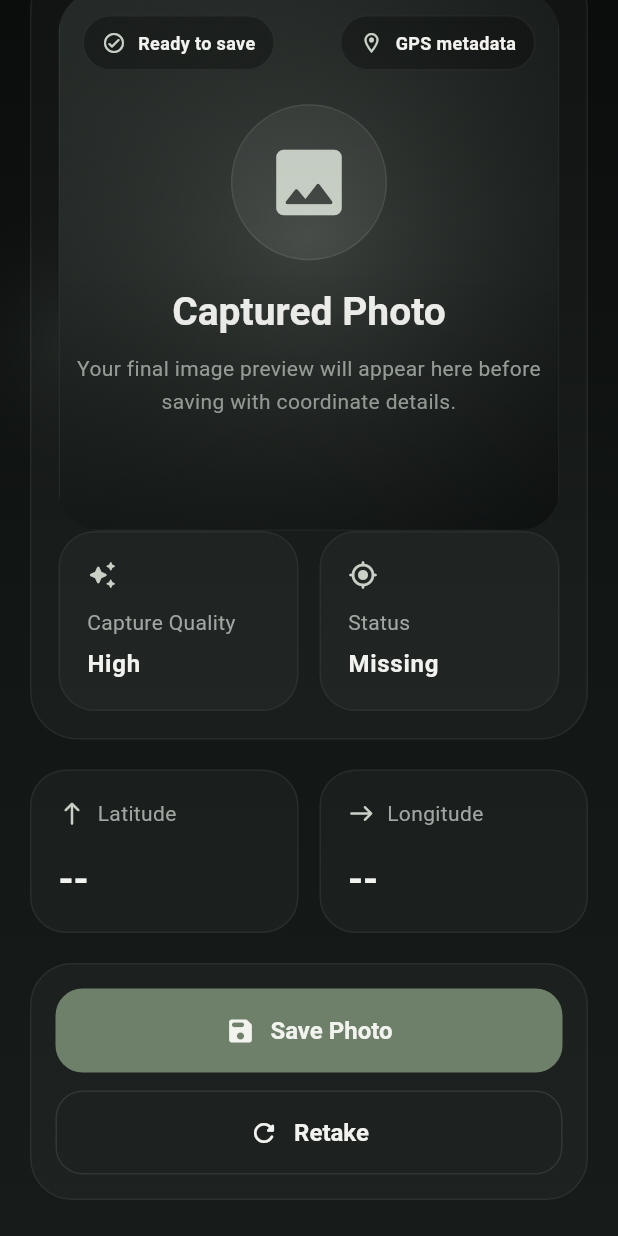
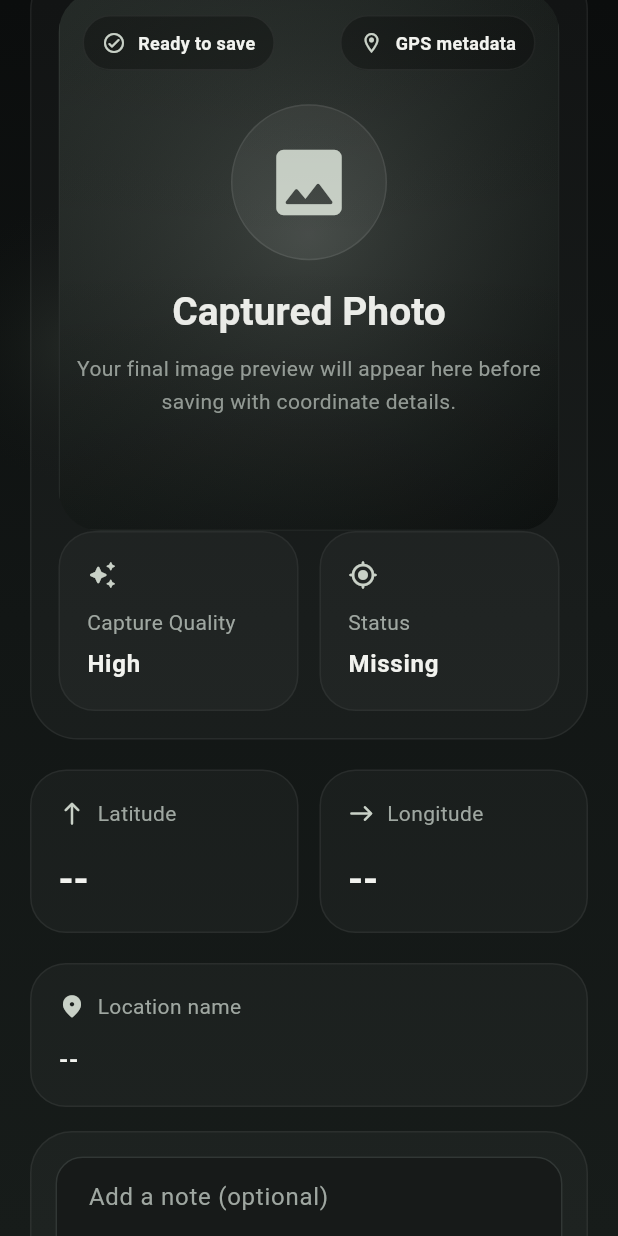
Before and after one commit to Nahid-Hassan1/Geo-Photo-App, a Flutter app: the PreviewScreen screen opened by its route, scrolled down 103 dp, on a phone screen of 412 x 824 dp. Run offline on Flutter 3.47's test engine with Material 3 defaults, Android fonts, the phone set to English and light mode, and no system bars; our stand-ins replace camera, geolocator, shared_preferences; accounts and stored records are empty.

Commit message:
Update gallery storage and cleanup repo

```diff
--- a/lib/models/photo_entry.dart
+++ b/lib/models/photo_entry.dart
@@ -3,24 +3,38 @@ class PhotoEntry {
     required this.imagePath,
     required this.latitude,
     required this.longitude,
+    this.locationName,
+    this.note,
     required this.createdAt,
   });
 
   final String imagePath;
   final double latitude;
   final double longitude;
+  final String? locationName;
+  final String? note;
   final DateTime createdAt;
 
   String get title =>
       'Photo ${createdAt.year}-${createdAt.month.toString().padLeft(2, '0')}-${createdAt.day.toString().padLeft(2, '0')}';
 
-  String get subtitle =>
+  String get coordinatesLabel =>
       'Lat ${latitude.toStringAsFixed(6)}, Lng ${longitude.toStringAsFixed(6)}';
+
+  String get subtitle {
+    final name = locationName?.trim();
+    if (name != null && name.isNotEmpty) {
+      return name;
+    }
+    return coordinatesLabel;
+  }
 
   Map<String, dynamic> toJson() => {
         'imagePath': imagePath,
         'latitude': latitude,
         'longitude': longitude,
+        'locationName': locationName,
+        'note': note,
         'createdAt': createdAt.toIso8601String(),
       };
 
@@ -29,6 +43,8 @@ class PhotoEntry {
       imagePath: json['imagePath'] as String,
       latitude: (json['latitude'] as num).toDouble(),
       longitude: (json['longitude'] as num).toDouble(),
+      locationName: json['locationName'] as String?,
+      note: json['note'] as String?,
       createdAt: DateTime.parse(json['createdAt'] as String),
     );
   }
--- a/lib/screens/gallery/gallery_screen.dart
+++ b/lib/screens/gallery/gallery_screen.dart
@@ -68,7 +68,9 @@ class _GalleryScreenState extends State<GalleryScreen> {
                   title: entry.title,
                   subtitle: entry.subtitle,
                   imagePath: entry.imagePath,
-                  overlayText: entry.subtitle,
+                  overlayText: entry.locationName?.trim().isNotEmpty == true
+                      ? entry.locationName
+                      : entry.coordinatesLabel,
                   onTap: () {
                     Navigator.of(context).pushNamed(
                       PhotoDetailScreen.routeName,
--- a/lib/screens/gallery/photo_detail_screen.dart
+++ b/lib/screens/gallery/photo_detail_screen.dart
@@ -51,6 +51,14 @@ class PhotoDetailScreen extends StatelessWidget {
                         ?.copyWith(fontWeight: FontWeight.w700),
                   ),
                   const SizedBox(height: 10),
+                  if (entry.locationName != null &&
+                      entry.locationName!.trim().isNotEmpty) ...[
+                    Text(
+                      'Location: ${entry.locationName}',
+                      style: Theme.of(context).textTheme.bodyMedium,
+                    ),
+                    const SizedBox(height: 6),
+                  ],
                   Text(
                     'Latitude: ${entry.latitude.toStringAsFixed(6)}',
                     style: Theme.of(context).textTheme.bodyMedium,
@@ -61,6 +69,13 @@ class PhotoDetailScreen extends StatelessWidget {
                     style: Theme.of(context).textTheme.bodyMedium,
                   ),
                   const SizedBox(height: 6),
+                  if (entry.note != null && entry.note!.trim().isNotEmpty) ...[
+                    Text(
+                      'Note: ${entry.note}',
+                      style: Theme.of(context).textTheme.bodyMedium,
+                    ),
+                    const SizedBox(height: 6),
+                  ],
                   Text(
                     'Captured: ${entry.createdAt}',
                     style: Theme.of(context).textTheme.bodySmall,
--- a/lib/screens/preview/preview_screen.dart
+++ b/lib/screens/preview/preview_screen.dart
@@ -5,6 +5,7 @@ import 'package:flutter/material.dart';
 import '../../core/constants/colors.dart';
 import '../../services/api_service.dart';
 import '../../services/local_gallery_service.dart';
+import '../../services/nominatim_service.dart';
 import '../../widgets/primary_button.dart';
 
 class PreviewScreen extends StatefulWidget {
@@ -19,19 +20,65 @@ class PreviewScreen extends StatefulWidget {
 class _PreviewScreenState extends State<PreviewScreen> {
   late final ApiService _apiService;
   late final LocalGalleryService _galleryService;
+  late final NominatimService _nominatimService;
+  late final TextEditingController _noteController;
   bool _isUploading = false;
+  bool _isResolvingLocation = false;
+  bool _hasLoadedArgs = false;
+  String? _locationName;
+  PreviewScreenArgs? _args;
 
   @override
   void initState() {
     super.initState();
     _apiService = ApiService(baseUrl: ApiService.defaultUploadUrl);
     _galleryService = LocalGalleryService();
+    _nominatimService = NominatimService();
+    _noteController = TextEditingController();
+  }
+
+  @override
+  void didChangeDependencies() {
+    super.didChangeDependencies();
+    if (_hasLoadedArgs) {
+      return;
+    }
+
+    _hasLoadedArgs = true;
+    _args = ModalRoute.of(context)?.settings.arguments as PreviewScreenArgs?;
+    _resolveLocationName(_args);
   }
 
   @override
   void dispose() {
     _apiService.dispose();
+    _nominatimService.dispose();
+    _noteController.dispose();
     super.dispose();
+  }
+
+  Future<void> _resolveLocationName(PreviewScreenArgs? args) async {
+    if (args == null || !args.hasCoordinates) {
+      return;
+    }
+
+    setState(() {
+      _isResolvingLocation = true;
+    });
+
+    final name = await _nominatimService.reverseGeocode(
+      latitude: args.latitude!,
+      longitude: args.longitude!,
+    );
+
+    if (!mounted) {
+      return;
+    }
+
+    setState(() {
+      _locationName = name;
+      _isResolvingLocation = false;
+    });
   }
 
   Future<void> _savePhoto(PreviewScreenArgs? args) async {
@@ -45,6 +92,9 @@ class _PreviewScreenState extends State<PreviewScreen> {
       return;
     }
 
+    final note = _noteController.text.trim();
+    final locationName = _locationName?.trim();
+
     setState(() {
       _isUploading = true;
     });
@@ -54,6 +104,8 @@ class _PreviewScreenState extends State<PreviewScreen> {
         sourcePath: args.imagePath,
         latitude: args.latitude!,
         longitude: args.longitude!,
+        locationName: locationName?.isNotEmpty == true ? locationName : null,
+        note: note.isNotEmpty ? note : null,
       );
     } catch (error) {
       if (!mounted) {
@@ -70,6 +122,8 @@ class _PreviewScreenState extends State<PreviewScreen> {
       args.imagePath,
       args.latitude!,
       args.longitude!,
+      locationName?.isNotEmpty == true ? locationName : null,
+      note.isNotEmpty ? note : null,
     );
 
     if (!mounted) {
@@ -103,10 +157,27 @@ class _PreviewScreenState extends State<PreviewScreen> {
       ..showSnackBar(SnackBar(content: Text(message)));
   }
 
+  String _locationLabel(PreviewScreenArgs? args) {
+    if (args == null || !args.hasCoordinates) {
+      return '--';
+    }
+
+    if (_isResolvingLocation) {
+      return 'Resolving location...';
+    }
+
+    final name = _locationName?.trim();
+    if (name != null && name.isNotEmpty) {
+      return name;
+    }
+
+    return 'Location name unavailable';
+  }
+
   @override
   Widget build(BuildContext context) {
-    final args =
-        ModalRoute.of(context)?.settings.arguments as PreviewScreenArgs?;
+    final args = _args ??
+        (ModalRoute.of(context)?.settings.arguments as PreviewScreenArgs?);
 
     return Scaffold(
       body: Stack(
@@ -360,6 +431,33 @@ class _PreviewScreenState extends State<PreviewScreen> {
                               ),
                             ),
                           ],
+                        ),
+                        const SizedBox(height: 20),
+                        _InfoCard(
+                          label: 'Location name',
+                          value: _locationLabel(args),
+                          icon: Icons.place_rounded,
+                        ),
+                        const SizedBox(height: 16),
+                        Container(
+                          padding: const EdgeInsets.all(16),
+                          decoration: BoxDecoration(
+                            borderRadius: BorderRadius.circular(28),
+                            color: Colors.white.withValues(alpha: 0.03),
+                            border: Border.all(
+                              color: Colors.white.withValues(alpha: 0.06),
+                            ),
+                          ),
+                          child: TextField(
+                            controller: _noteController,
+                            maxLines: 3,
+                            style: Theme.of(context).textTheme.bodyMedium,
+                            decoration: const InputDecoration(
+                              labelText: 'Add a note (optional)',
+                              border: OutlineInputBorder(),
+                              alignLabelWithHint: true,
+                            ),
+                          ),
                         ),
                         const SizedBox(height: 20),
                         Container(
@@ -624,6 +722,53 @@ class _CoordinateCard extends StatelessWidget {
   }
 }
 
+class _InfoCard extends StatelessWidget {
+  const _InfoCard({
+    required this.label,
+    required this.value,
+    required this.icon,
+  });
+
+  final String label;
+  final String value;
+  final IconData icon;
+
+  @override
+  Widget build(BuildContext context) {
+    return Container(
+      width: double.infinity,
+      padding: const EdgeInsets.all(18),
+      decoration: BoxDecoration(
+        color: Colors.white.withValues(alpha: 0.03),
+        borderRadius: BorderRadius.circular(24),
+        border: Border.all(color: Colors.white.withValues(alpha: 0.06)),
+      ),
+      child: Column(
+        crossAxisAlignment: CrossAxisAlignment.start,
+        children: [
+          Row(
+            children: [
+              Icon(icon, size: 18, color: AppColors.primaryAccent),
+              const SizedBox(width: 8),
+              Text(
+                label,
+                style: Theme.of(context).textTheme.bodyMedium,
+              ),
+            ],
+          ),
+          const SizedBox(height: 14),
+          Text(
+            value,
+            style: Theme.of(context).textTheme.bodyLarge?.copyWith(
+                  fontWeight: FontWeight.w600,
+                ),
+          ),
+        ],
+      ),
+    );
+  }
+}
+
 class PreviewScreenArgs {
   const PreviewScreenArgs({
     required this.imagePath,
--- a/lib/services/api_service.dart
+++ b/lib/services/api_service.dart
@@ -20,16 +20,27 @@ class ApiService {
     String imagePath,
     double latitude,
     double longitude,
+    String? locationName,
+    String? note,
   ) async {
     final uri = Uri.parse(baseUrl);
 
     try {
       final request = http.MultipartRequest('POST', uri)
         ..fields['latitude'] = latitude.toString()
-        ..fields['longitude'] = longitude.toString()
-        ..files.add(
-          await http.MultipartFile.fromPath('image', imagePath),
-        );
+        ..fields['longitude'] = longitude.toString();
+
+      if (locationName != null && locationName.trim().isNotEmpty) {
+        request.fields['location_name'] = locationName.trim();
+      }
+
+      if (note != null && note.trim().isNotEmpty) {
+        request.fields['note'] = note.trim();
+      }
+
+      request.files.add(
+        await http.MultipartFile.fromPath('image', imagePath),
+      );
 
       final streamedResponse = await _client.send(request);
       final response = await http.Response.fromStream(streamedResponse);
--- a/lib/services/local_gallery_service.dart
+++ b/lib/services/local_gallery_service.dart
@@ -29,6 +29,8 @@ class LocalGalleryService {
     required String sourcePath,
     required double latitude,
     required double longitude,
+    String? locationName,
+    String? note,
   }) async {
     final documents = await getApplicationDocumentsDirectory();
     final photosDir = Directory(path.join(documents.path, 'photos'));
@@ -49,6 +51,8 @@ class LocalGalleryService {
       imagePath: savedFile.path,
       latitude: latitude,
       longitude: longitude,
+      locationName: locationName,
+      note: note,
       createdAt: DateTime.now(),
     );
 
```
Also changed, not shown: lib/services/nominatim_service.dart (added, +98 -0 lines), 3 other files.
